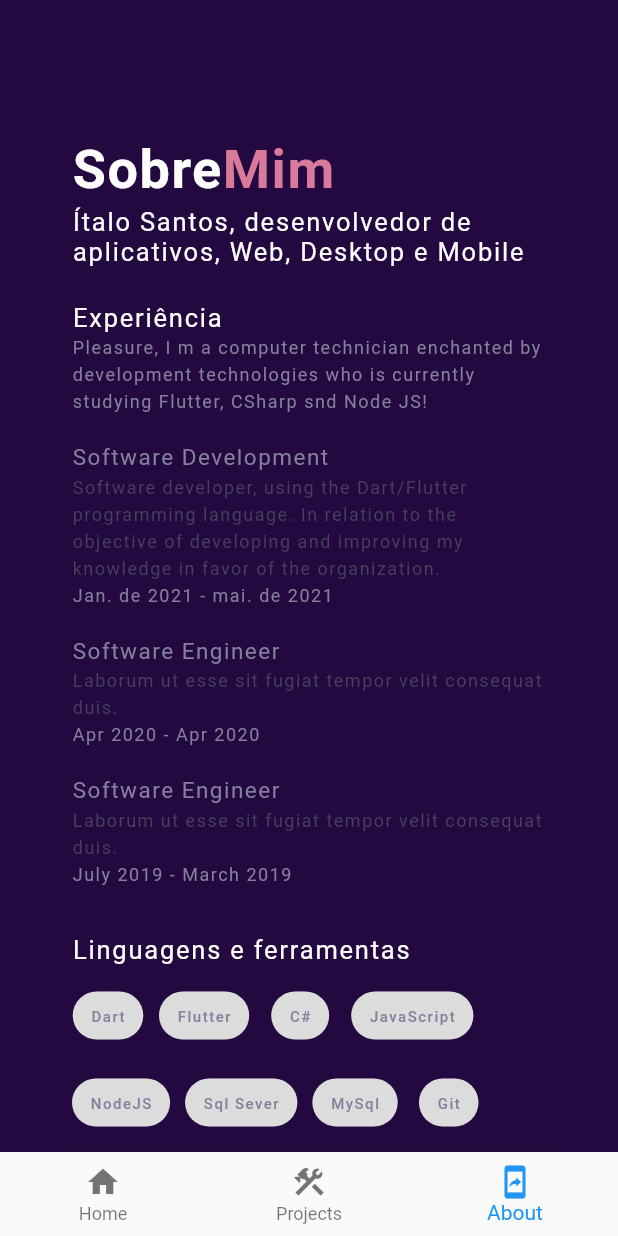
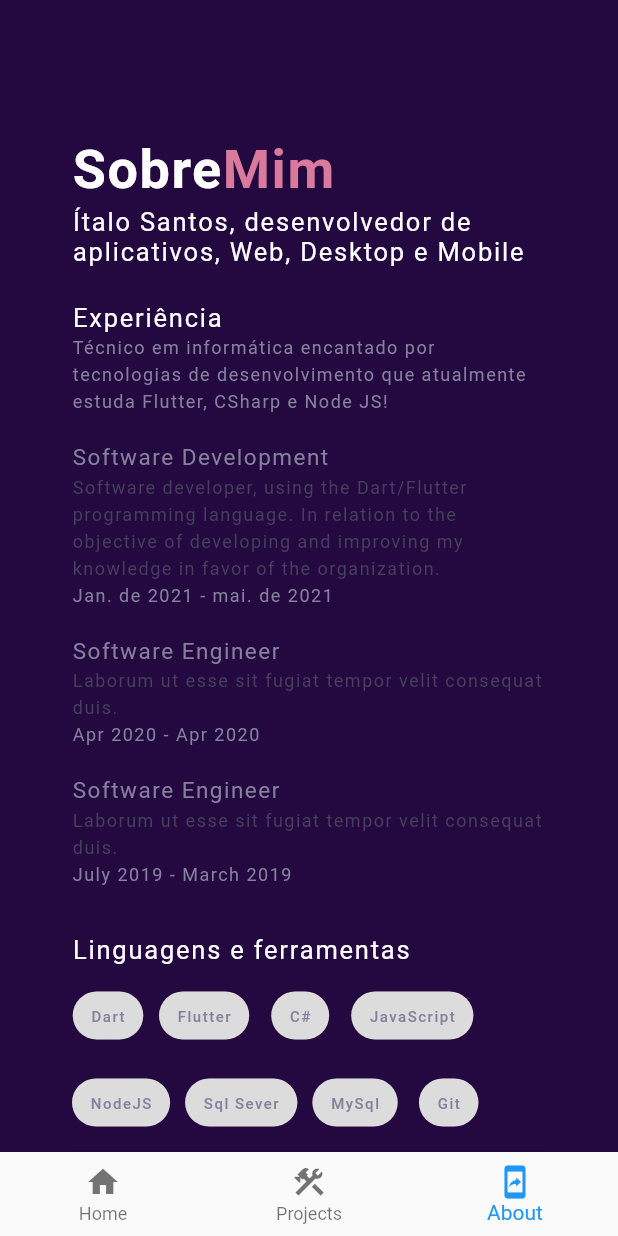
Before and after one commit to italo-santos-dev/profile-demo-flutter, a Flutter app: the screen it shows after launch, item 3 of the bottom bar chosen, on a phone screen of 412 x 824 dp. Run offline on Flutter 3.47's test engine with Material 2 defaults, Android fonts, the phone set to English and light mode, and no system bars; our stand-ins replace flutter_local_notifications, share; missing offline and left inert: animated_card; Roboto replaces fonts that are missing (NexaBold, NexaLight, ProductSans).

Commit message:
profile-dev-italo-santos-refactorie

```diff
--- a/lib/pages/about/widget/education_widget.dart
+++ b/lib/pages/about/widget/education_widget.dart
@@ -28,7 +28,7 @@ Widget _buildEducationContainerHeading() {
 
 Widget _buildEducationSummary() {
   return Text(
-    'Pleasure, I m a computer technician enchanted by development technologies who is currently studying Flutter, CSharp snd Node JS!',
+    Strings.summary,
     style: TextStyles.body,
   );
 }
```
